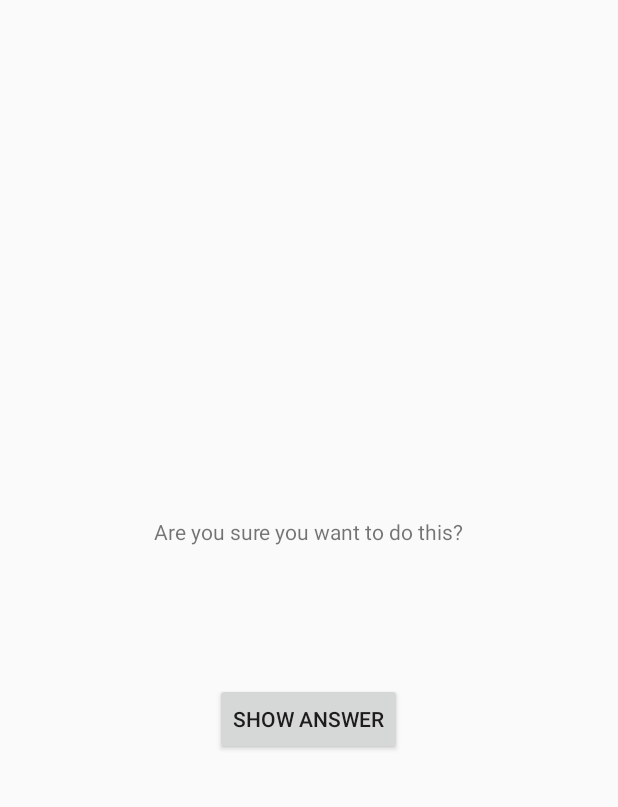
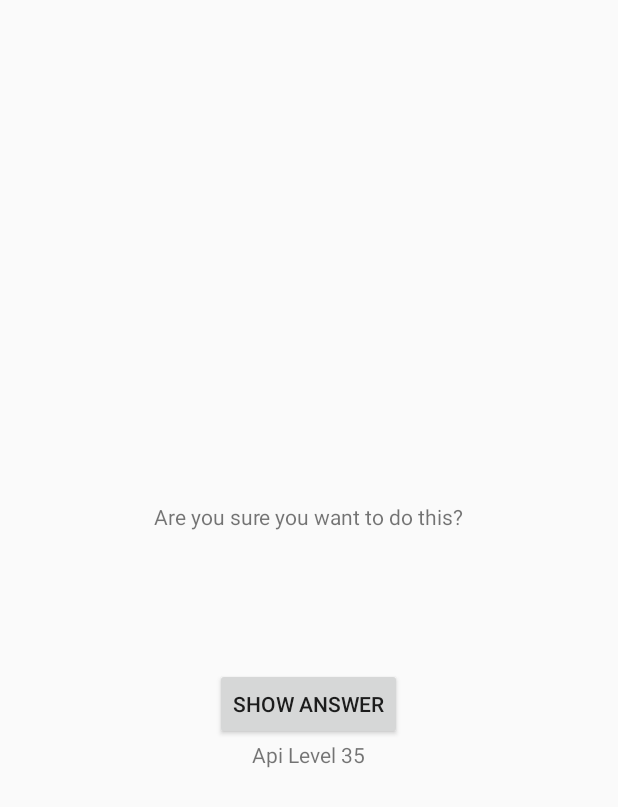
Before and after one commit to device-tree/AndroidStudioProjects, an Android app: the CheatActivity screen opened directly, with no data from a screen before it, on a phone screen of 412 x 824 dp. Shown: the top 807 px of the screen. Run offline under Robolectric (Android 15) with nearby library versions, the phone set to English and light mode, and no system bars.

Commit message:
完成第六章学习 实现在cheatActivity中报告编译版本

```diff
--- a/GeoQuiz/app/build.gradle
+++ b/GeoQuiz/app/build.gradle
@@ -20,7 +20,7 @@ android {
 }
 
 dependencies {
-    compile fileTree(dir: 'libs', include: ['*.jar'])
+    compile fileTree(include: ['*.jar'], dir: 'libs')
     testCompile 'junit:junit:4.12'
     compile 'com.android.support:appcompat-v7:23.3.0'
 }
--- a/GeoQuiz/app/src/main/AndroidManifest.xml
+++ b/GeoQuiz/app/src/main/AndroidManifest.xml
@@ -16,7 +16,7 @@
             </intent-filter>
         </activity>
         <activity android:name=".CheatActivity"
-                  android:label="@string/app_name">r
+                  android:label="@string/app_name">
         </activity>
 
     </application>
--- a/GeoQuiz/app/src/main/java/com/bhcnav/jialin/geoquiz/CheatActivity.java
+++ b/GeoQuiz/app/src/main/java/com/bhcnav/jialin/geoquiz/CheatActivity.java
@@ -2,10 +2,13 @@ package com.bhcnav.jialin.geoquiz;
 
 import android.app.Activity;
 import android.content.Intent;
+import android.os.Build;
 import android.os.Bundle;
 import android.view.View;
 import android.widget.Button;
 import android.widget.TextView;
+
+import org.w3c.dom.Text;
 
 /**
  * Created by jialin on 16/4/22.
@@ -19,6 +22,7 @@ public class CheatActivity extends Activity {
     private boolean mAnswerIsTrue;
     private TextView mAnswerTextView;
     private Button mShowAnswer;
+    private TextView mShowApiLevel;
 
     private void setAnswerShownResult(boolean isAnswerShown){
         Intent data = new Intent();
@@ -51,6 +55,12 @@ public class CheatActivity extends Activity {
                 setAnswerShownResult(true);
             }
         });
+
+        int value = 0;
+        value = Build.VERSION.SDK_INT;
+        mShowApiLevel = (TextView)findViewById(R.id.showApiLevel);
+        mShowApiLevel.setText("Api Level "+value);
+        //mShowApiLevel.setText(value);
     }
 
 
--- a/GeoQuiz/app/src/main/res/layout/activity_cheat.xml
+++ b/GeoQuiz/app/src/main/res/layout/activity_cheat.xml
@@ -20,5 +20,8 @@
           android:layout_width="wrap_content"
           android:layout_height="wrap_content"
           android:text="@string/show_answer_button"/>
-
+      <TextView
+          android:id="@+id/showApiLevel"
+          android:layout_width="wrap_content"
+          android:layout_height="wrap_content"/>
 </LinearLayout>
```
Also changed, not shown: GeoQuiz/app/src/main/java/com/bhcnav/jialin/geoquiz/QuizActivity.java (+10 -2 lines).
